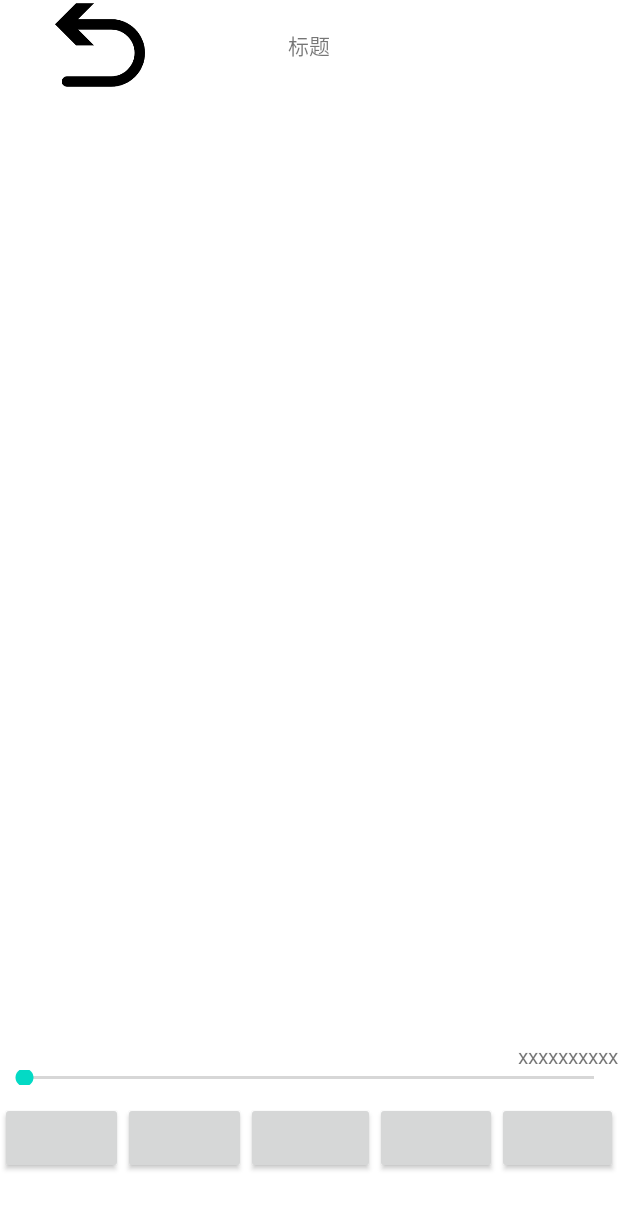
After one commit to wangwangla/VideoDemo, an Android app: the AudioPlayActivity screen opened directly, with no data from a screen before it, on a phone screen of 412 x 824 dp. The commit adds this screen. Shown: the top 1209 px of the screen. Run offline under Robolectric (Android 15) with nearby library versions, the phone set to English and light mode, and no system bars; 4 statements that could not run were skipped.

Commit message:
音乐界面，播放音乐

```diff
--- /dev/null
+++ b/app/src/main/java/com/kangwang/video/ui/activity/AudioPlayActivity.java
@@ -0,0 +1,46 @@
+package com.kangwang.video.ui.activity;
+
+import android.content.Intent;
+import android.media.MediaPlayer;
+
+import com.kangwang.video.R;
+import com.kangwang.video.bean.Mp3Bean;
+
+import java.io.IOException;
+import java.io.Serializable;
+import java.util.ArrayList;
+
+public class AudioPlayActivity extends BaseActivity{
+    @Override
+    public int getLayout() {
+        return R.layout.audio_play;
+    }
+
+    @Override
+    public void initView() {
+
+    }
+
+    @Override
+    public void initData() {
+        Intent intent = getIntent();
+        ArrayList<Mp3Bean> bean = (ArrayList<Mp3Bean>)intent.getSerializableExtra("bean");
+        int position = intent.getIntExtra("position", -1);
+        System.out.println("======================");
+        try {
+
+            Mp3Bean bean1 = bean.get(position);
+            MediaPlayer mediaPlayer = new MediaPlayer();
+            mediaPlayer.setDataSource(bean1.getData());
+            mediaPlayer.prepare();
+            mediaPlayer.start();
+        } catch (IOException e) {
+            e.printStackTrace();
+        }
+    }
+
+    @Override
+    public void initListener() {
+
+    }
+}
--- /dev/null
+++ b/app/src/main/res/layout/audio_play.xml
@@ -0,0 +1,86 @@
+<?xml version="1.0" encoding="utf-8"?>
+<LinearLayout
+    android:orientation="vertical"
+    xmlns:android="http://schemas.android.com/apk/res/android" android:layout_width="match_parent"
+    android:layout_height="match_parent">
+    <RelativeLayout
+        android:layout_width="match_parent"
+        android:layout_height="60dp">
+        <ImageView
+            android:src="@drawable/back"
+            android:layout_width="wrap_content"
+            android:layout_height="wrap_content">
+
+        </ImageView>
+        <TextView
+            android:layout_centerInParent="true"
+            android:text="标题"
+            android:layout_width="wrap_content"
+            android:layout_height="wrap_content">
+
+        </TextView>
+    </RelativeLayout>
+    <LinearLayout
+        android:layout_weight="1"
+        android:layout_width="wrap_content"
+        android:layout_height="wrap_content">
+
+    </LinearLayout>
+    <RelativeLayout
+        android:layout_width="match_parent"
+        android:layout_height="130dp">
+        <TextView
+            android:id="@+id/show_time"
+            android:text="xxxxxxxxxx"
+            android:layout_alignParentRight="true"
+            android:layout_width="wrap_content"
+            android:layout_height="wrap_content">
+
+        </TextView>
+        <SeekBar
+            android:layout_below="@id/show_time"
+            android:layout_width="match_parent"
+            android:layout_height="10dp">
+
+        </SeekBar>
+
+        <LinearLayout
+            android:layout_centerVertical="true"
+            android:gravity="center_vertical"
+            android:orientation="horizontal"
+            android:layout_width="match_parent"
+            android:layout_height="wrap_content">
+            <Button
+                android:layout_weight="3"
+                android:layout_width="wrap_content"
+                android:layout_height="wrap_content">
+
+            </Button>
+            <Button
+                android:layout_weight="3"
+                android:layout_width="wrap_content"
+                android:layout_height="wrap_content">
+
+            </Button>
+            <Button
+                android:layout_weight="1"
+                android:layout_width="wrap_content"
+                android:layout_height="wrap_content">
+
+            </Button>
+            <Button
+                android:layout_weight="3"
+                android:layout_width="wrap_content"
+                android:layout_height="wrap_content">
+
+            </Button>
+            <Button
+                android:layout_weight="3"
+                android:layout_width="wrap_content"
+                android:layout_height="wrap_content">
+
+            </Button>
+
+        </LinearLayout>
+    </RelativeLayout>
+</LinearLayout>
```
Also changed, not shown: app/src/main/AndroidManifest.xml (+40 -1 lines), app/src/main/java/com/kangwang/video/bean/Mp3Bean.java (+11 -1 lines), app/src/main/java/com/kangwang/video/ui/activity/VideoPlayActivity.java (+10 -4 lines), app/src/main/java/com/kangwang/video/ui/fragment/Mp3Fragment.java (+17 -17 lines).
